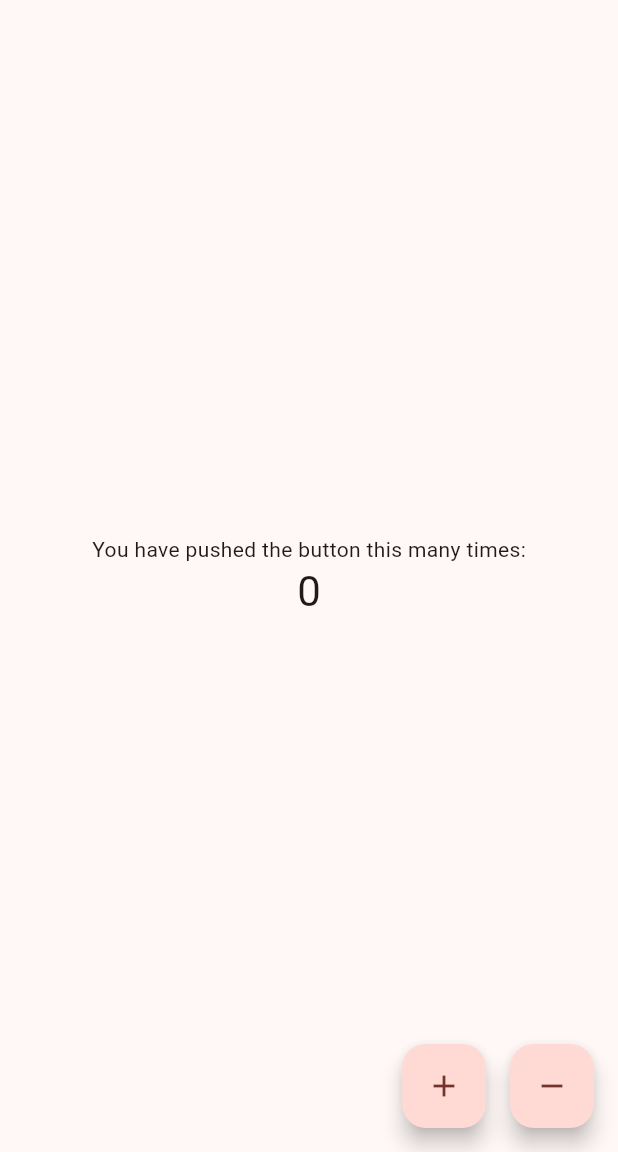
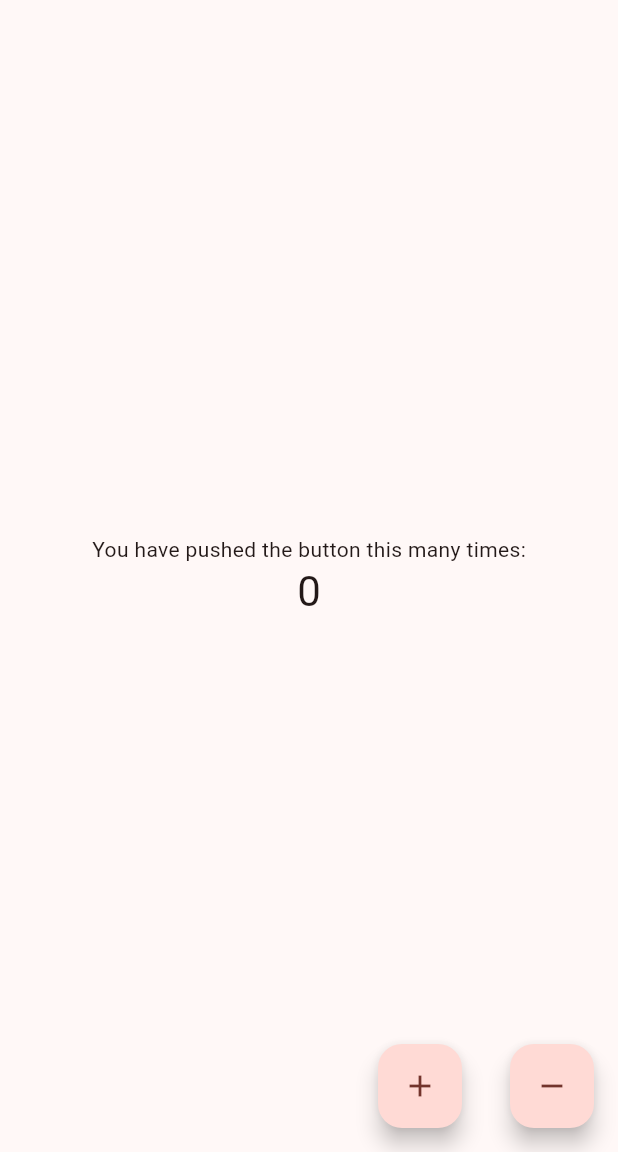
Before and after one commit to sena-saikyo/my_app, a Flutter app: the screen it shows after launch, on a phone screen of 412 x 824 dp, the part 84-1236 px from its top. Run offline on Flutter 3.47's test engine with Material 3 defaults, Android fonts, the phone set to English and light mode, and no system bars.

```diff
--- a/lib/main.dart
+++ b/lib/main.dart
@@ -126,7 +126,7 @@ class _MyHomePageState extends State<MyHomePage> {
           tooltip: 'Increment',
           child: const Icon(Icons.add),
           ),
-          const SizedBox(width: 16),
+          const SizedBox(width: 32),
           FloatingActionButton(
           onPressed: _decrementCounter,
           tooltip: 'Decrement',
```
